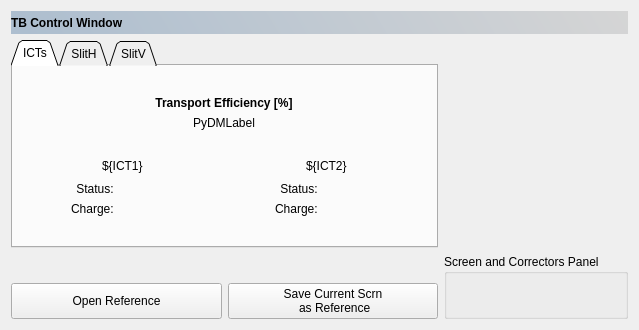
lnls-sirius/hla, file pyqt-apps/siriushla/tl_ap_control/ui_tb_ap_control.ui: the form before one commit.
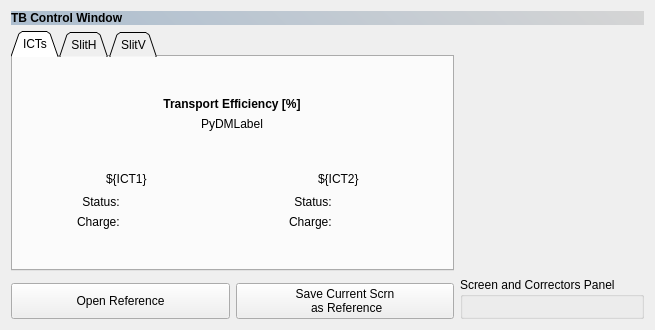
The form after the commit. Custom widgets are drawn as their Qt base class.

Commit message: Fix labels alignments and widgets size.

Patch:
```diff
--- a/pyqt-apps/siriushla/tl_ap_control/ui_tb_ap_control.ui
+++ b/pyqt-apps/siriushla/tl_ap_control/ui_tb_ap_control.ui
@@ -6,7 +6,7 @@
    <rect>
     <x>0</x>
     <y>0</y>
-    <width>639</width>
+    <width>655</width>
     <height>330</height>
    </rect>
   </property>
@@ -53,24 +53,6 @@
    </item>
    <item row="1" column="0">
     <widget class="QTabWidget" name="tabWidget">
-     <property name="sizePolicy">
-      <sizepolicy hsizetype="Preferred" vsizetype="Preferred">
-       <horstretch>0</horstretch>
-       <verstretch>0</verstretch>
-      </sizepolicy>
-     </property>
-     <property name="minimumSize">
-      <size>
-       <width>0</width>
-       <height>0</height>
-      </size>
-     </property>
-     <property name="maximumSize">
-      <size>
-       <width>16777215</width>
-       <height>16777215</height>
-      </size>
-     </property>
      <property name="tabPosition">
       <enum>QTabWidget::North</enum>
      </property>
@@ -106,13 +88,13 @@
            </property>
            <property name="minimumSize">
             <size>
-             <width>81</width>
+             <width>87</width>
              <height>0</height>
             </size>
            </property>
            <property name="maximumSize">
             <size>
-             <width>81</width>
+             <width>87</width>
              <height>16777215</height>
             </size>
            </property>
@@ -139,13 +121,13 @@
            </property>
            <property name="minimumSize">
             <size>
-             <width>22</width>
+             <width>19</width>
              <height>0</height>
             </size>
            </property>
            <property name="maximumSize">
             <size>
-             <width>22</width>
+             <width>19</width>
              <height>16777215</height>
             </size>
            </property>
@@ -174,13 +156,13 @@
            </property>
            <property name="minimumSize">
             <size>
-             <width>81</width>
+             <width>87</width>
              <height>0</height>
             </size>
            </property>
            <property name="maximumSize">
             <size>
-             <width>81</width>
+             <width>87</width>
              <height>16777215</height>
             </size>
            </property>
@@ -201,13 +183,13 @@
           <widget class="PyDMLabel" name="PyDMLabel">
            <property name="minimumSize">
             <size>
-             <width>85</width>
+             <width>87</width>
              <height>0</height>
             </size>
            </property>
            <property name="maximumSize">
             <size>
-             <width>85</width>
+             <width>87</width>
              <height>16777215</height>
             </size>
            </property>
@@ -458,13 +440,13 @@
            </property>
            <property name="minimumSize">
             <size>
-             <width>81</width>
+             <width>87</width>
              <height>0</height>
             </size>
            </property>
            <property name="maximumSize">
             <size>
-             <width>81</width>
+             <width>87</width>
              <height>16777215</height>
             </size>
            </property>
@@ -491,13 +473,13 @@
            </property>
            <property name="minimumSize">
             <size>
-             <width>22</width>
+             <width>19</width>
              <height>0</height>
             </size>
            </property>
            <property name="maximumSize">
             <size>
-             <width>22</width>
+             <width>19</width>
              <height>16777215</height>
             </size>
            </property>
@@ -526,13 +508,13 @@
            </property>
            <property name="minimumSize">
             <size>
-             <width>81</width>
+             <width>87</width>
              <height>0</height>
             </size>
            </property>
            <property name="maximumSize">
             <size>
-             <width>81</width>
+             <width>87</width>
              <height>16777215</height>
             </size>
            </property>
@@ -553,13 +535,13 @@
           <widget class="PyDMLabel" name="PyDMLabel_2">
            <property name="minimumSize">
             <size>
-             <width>85</width>
+             <width>87</width>
              <height>0</height>
             </size>
            </property>
            <property name="maximumSize">
             <size>
-             <width>85</width>
+             <width>87</width>
              <height>16777215</height>
             </size>
            </property>
@@ -802,6 +784,12 @@
    <extends>QLabel</extends>
    <header>pydm.widgets.label</header>
   </customwidget>
+  <customwidget>
+   <class>QLed</class>
+   <extends>QFrame</extends>
+   <header>siriushla.widgets.QLed</header>
+   <container>1</container>
+  </customwidget>
   <customwidget>
    <class>PyDMLed</class>
    <extends>QLed</extends>
@@ -811,11 +799,7 @@
    <class>SiriusLedAlert</class>
    <extends>PyDMLed</extends>
    <header>siriushla.widgets.led</header>
-  </customwidget>
-  <customwidget>
-   <class>QLed</class>
-   <extends>QFrame</extends>
-   <header>siriushla.widgets.QLed</header>
+   <container>1</container>
   </customwidget>
  </customwidgets>
  <resources/>
```
Left out of the diff: 2 changed lines with no effect on the pictures. The commit also changes 6 other files.
